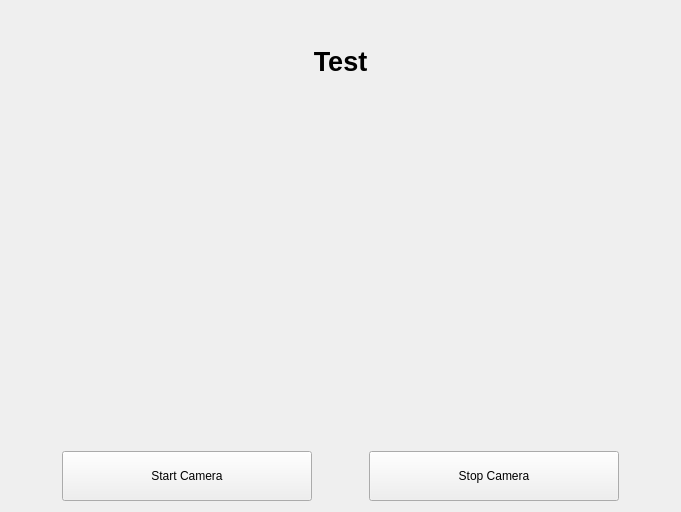
Qt form app/resources/main.ui (pikamanh/Extract-Information-IDCard) before a commit.
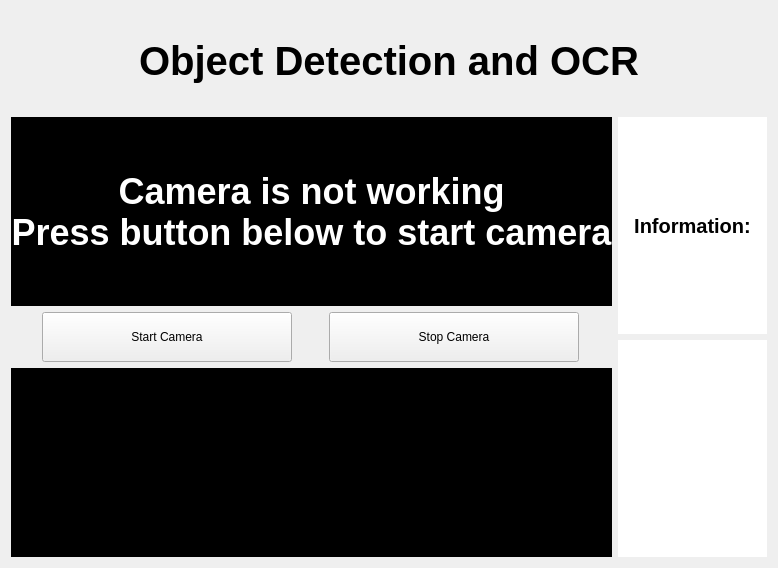
The same form after that commit.

Commit message: Update: - Create setup.ui and complete code for setup before run Camera

```diff
--- a/app/resources/main.ui
+++ b/app/resources/main.ui
@@ -6,16 +6,16 @@
    <rect>
     <x>0</x>
     <y>0</y>
-    <width>681</width>
-    <height>512</height>
+    <width>778</width>
+    <height>568</height>
    </rect>
   </property>
   <property name="windowTitle">
    <string>Form</string>
   </property>
-  <layout class="QVBoxLayout" name="verticalLayout_2">
+  <layout class="QVBoxLayout" name="verticalLayout">
    <item>
-    <widget class="QLabel" name="label">
+    <widget class="QLabel" name="Title">
      <property name="maximumSize">
       <size>
        <width>16777215</width>
@@ -24,12 +24,12 @@
      </property>
      <property name="font">
       <font>
-       <pointsize>20</pointsize>
+       <pointsize>30</pointsize>
        <bold>true</bold>
       </font>
      </property>
      <property name="text">
-      <string>Test</string>
+      <string>Object Detection and OCR</string>
      </property>
      <property name="alignment">
       <set>Qt::AlignCenter</set>
@@ -40,11 +40,42 @@
     </widget>
    </item>
    <item>
+    <layout class="QHBoxLayout" name="horizontalLayout_2">
+     <item>
+      <layout class="QVBoxLayout" name="BoxCamera_Button_Status">
+       <item>
     <layout class="QVBoxLayout" name="BoxCamera">
      <item>
       <widget class="QLabel" name="CameraDisplay">
+           <property name="font">
+            <font>
+             <family>Arial</family>
+             <pointsize>27</pointsize>
+             <bold>true</bold>
+            </font>
+           </property>
+           <property name="styleSheet">
+            <string notr="true">color: rgb(255, 255, 255);
+background-color: rgb(0, 0, 0);</string>
+           </property>
+           <property name="frameShape">
+            <enum>QFrame::NoFrame</enum>
+           </property>
+           <property name="frameShadow">
+            <enum>QFrame::Plain</enum>
+           </property>
        <property name="text">
-        <string/>
+            <string>Camera is not working
+Press button below to start camera</string>
+           </property>
+           <property name="textFormat">
+            <enum>Qt::AutoText</enum>
+           </property>
+           <property name="scaledContents">
+            <bool>false</bool>
+           </property>
+           <property name="alignment">
+            <set>Qt::AlignCenter</set>
        </property>
       </widget>
      </item>
@@ -115,7 +146,80 @@
      </item>
     </layout>
    </item>
-  </layout>
+       <item>
+        <widget class="QLabel" name="DisplayInformation">
+         <property name="font">
+          <font>
+           <family>Arial</family>
+           <pointsize>20</pointsize>
+           <bold>true</bold>
+          </font>
+         </property>
+         <property name="styleSheet">
+          <string notr="true">color: rgb(255, 255, 255);
+background-color: rgb(0, 0, 0);</string>
+         </property>
+         <property name="text">
+          <string/>
+         </property>
+         <property name="alignment">
+          <set>Qt::AlignCenter</set>
+         </property>
+        </widget>
+       </item>
+      </layout>
+     </item>
+     <item>
+      <layout class="QVBoxLayout" name="verticalLayout_2">
+       <item>
+        <widget class="QLabel" name="Information">
+         <property name="font">
+          <font>
+           <family>Arial</family>
+           <pointsize>15</pointsize>
+           <bold>true</bold>
+          </font>
+         </property>
+         <property name="styleSheet">
+          <string notr="true">background-color: rgb(255, 255, 255);</string>
+         </property>
+         <property name="text">
+          <string>Information:</string>
+         </property>
+         <property name="scaledContents">
+          <bool>true</bool>
+         </property>
+         <property name="alignment">
+          <set>Qt::AlignCenter</set>
+         </property>
+        </widget>
+       </item>
+       <item>
+        <widget class="QLabel" name="DetailInformation">
+         <property name="font">
+          <font>
+           <family>Arial</family>
+           <pointsize>15</pointsize>
+           <bold>true</bold>
+          </font>
+         </property>
+         <property name="styleSheet">
+          <string notr="true">background-color: rgb(255, 255, 255);
+color: rgb(0, 0, 0);</string>
+         </property>
+         <property name="text">
+          <string/>
+         </property>
+        </widget>
+       </item>
+      </layout>
+     </item>
+    </layout>
+   </item>
+  </layout>
+  <zorder>DisplayInformation</zorder>
+  <zorder>Title</zorder>
+  <zorder>horizontalLayoutWidget</zorder>
  </widget>
  <resources/>
  <connections/>
```
Lines whose indentation alone changed are shown as unchanged. The commit also changes 4 other files.
